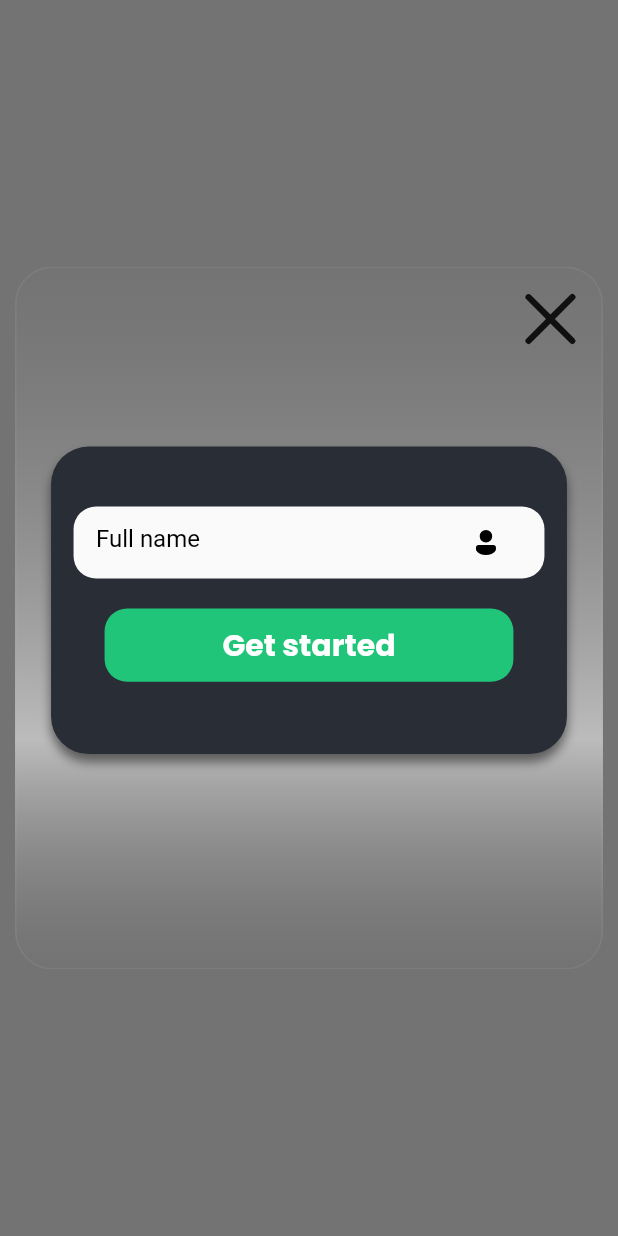
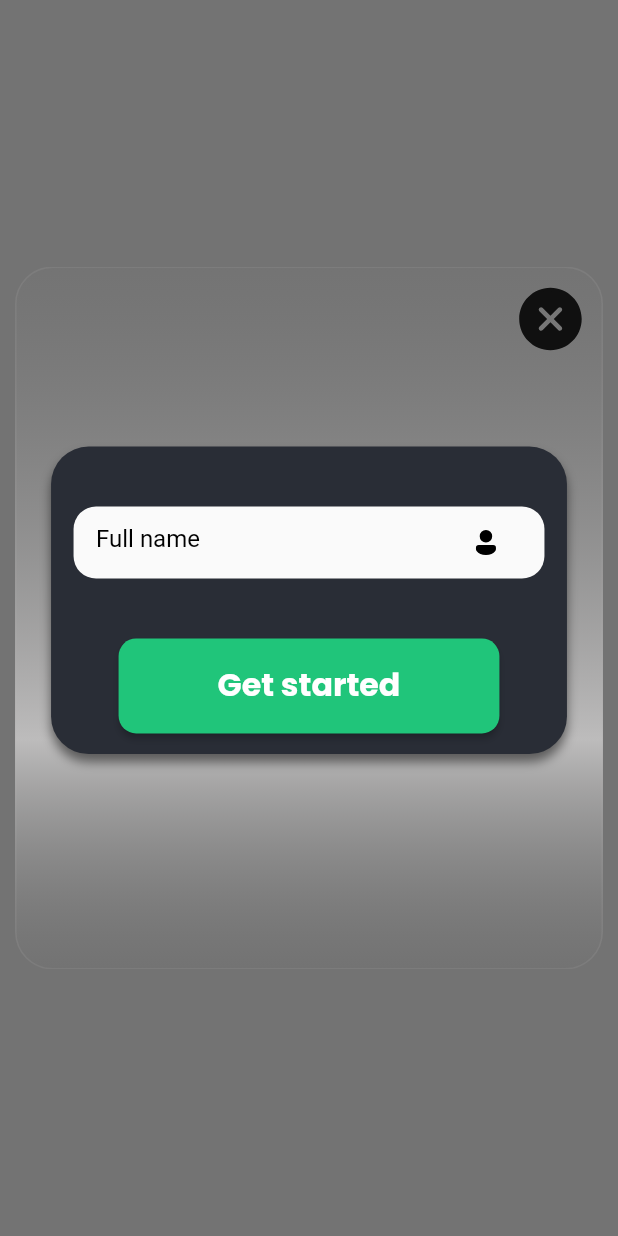
Before and after one commit to lahcenbcf/flutter2cpiApp, a Flutter app: what afficherDialog() shows on an empty page, opened directly, on a phone screen of 412 x 824 dp. Run offline on Flutter 3.47's test engine with Material 2 defaults, Android fonts, the phone set to English and light mode, and no system bars; our stand-ins replace dropdown_button2, fluentui_system_icons, flutter_screenutil, google_fonts, gradient_borders.

Commit message:
new updates

```diff
--- a/lib/pages/Login_page/components/guest.dart
+++ b/lib/pages/Login_page/components/guest.dart
@@ -43,7 +43,7 @@ void afficherDialog(context) {
                 child: GestureDetector(
                     onTap: () => Navigator.of(context).pop(),
                     child: const Icon(
-                      FluentIcons.dismiss_12_filled,
+                      FluentIcons.dismiss_circle_12_filled,
                       size: 50.0,
                     )),
               ),
--- a/lib/pages/Login_page/components/guestBox.dart
+++ b/lib/pages/Login_page/components/guestBox.dart
@@ -49,28 +49,29 @@ class GuestBox extends StatelessWidget {
             ),
           ),
           const SizedBox(
-            height: 20.0,
+            height: 40.0,
           ),
           GestureDetector(
             onTap: () {
 
             },
-            child: Container(
-              height: 50.h,
-              width: 258.w,
-              decoration:const BoxDecoration(
-                  borderRadius: BorderRadius.all(Radius.circular(15.0)),
-                  color:ThemeInfo.secondaryColor),
-              child: Center(
-                  child: Text(
-                'Get started',
-                style: TextStyle(
-                  fontFamily: ThemeInfo.fontFamily,
-                    color: Colors.white,
-                    fontWeight: FontWeight.w700,
-                    fontSize: 20.0),
-              )),
-            ),
+            child: ElevatedButton(
+                            onPressed: () {
+
+                            },
+                            style: ElevatedButton.styleFrom(
+                              backgroundColor:
+                                  const Color.fromRGBO(32, 197, 122, 1),
+                              textStyle: GoogleFonts.poppins(
+                                  fontSize: 20.sp, fontWeight: FontWeight.w700),
+                              padding: EdgeInsets.symmetric(
+                                  vertical: 16.h, horizontal: 62.5.w),
+                              shape: RoundedRectangleBorder(
+                                borderRadius: BorderRadius.circular(12.r),
+                              ),
+                            ),
+                            child: const Text("Get started"),
+                          ),
           )
         ],
       ),
--- a/lib/pages/Sign_up/sign_up_view.dart
+++ b/lib/pages/Sign_up/sign_up_view.dart
@@ -1,3 +1,4 @@
+import 'package:flluter2cpi/pages/Login_page/components/guest.dart';
 import 'package:flluter2cpi/pages/Sign_up/Components/custom_text_field.dart';
 import 'package:flluter2cpi/pages/Sign_up/sign_up_view_model.dart';
 import 'package:flutter/material.dart';
@@ -254,7 +255,9 @@ class _SignUpState extends State<SignUp> {
                           ),
                           SizedBox(height: 7.h),
                           InkWell(
-                            onTap: () {},
+                            onTap: () {
+
+                            },
                             child: CircleAvatar(
                               radius: 30.r,
                               backgroundColor:
```
